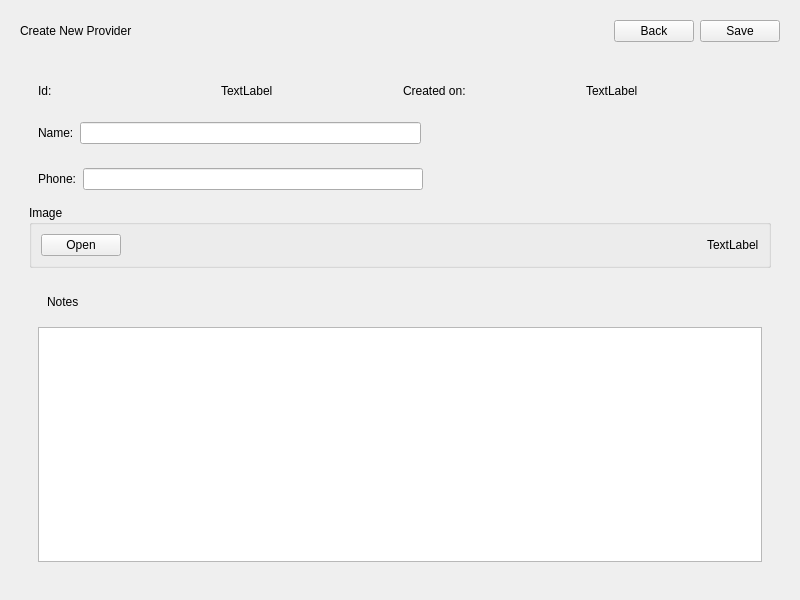
First picture: the form in penyamanager/admin/adminnewprovider.ui, repository eguzki/penyamanager, before the edit.
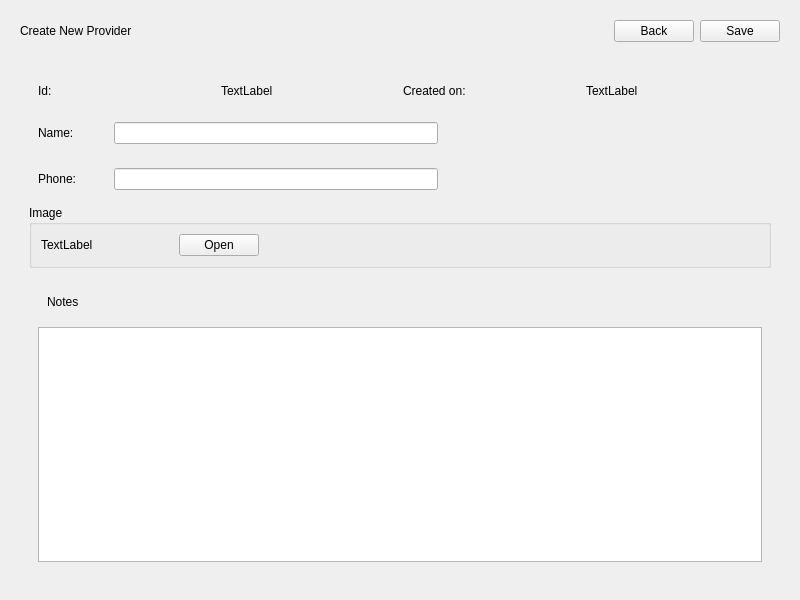
Second picture: the form after the edit.

```diff
--- a/penyamanager/admin/adminnewprovider.ui
+++ b/penyamanager/admin/adminnewprovider.ui
@@ -147,6 +147,12 @@
            <layout class="QHBoxLayout" name="horizontalLayout_3">
             <item>
              <widget class="QLabel" name="nameLabel">
+              <property name="minimumSize">
+               <size>
+                <width>70</width>
+                <height>0</height>
+               </size>
+              </property>
               <property name="text">
                <string>Name:</string>
               </property>
@@ -162,7 +168,7 @@
               </property>
               <property name="sizeHint" stdset="0">
                <size>
-                <width>332</width>
+                <width>40</width>
                 <height>20</height>
                </size>
               </property>
@@ -176,6 +182,12 @@
            <layout class="QHBoxLayout" name="horizontalLayout_4">
             <item>
              <widget class="QLabel" name="phoneLabel">
+              <property name="minimumSize">
+               <size>
+                <width>70</width>
+                <height>0</height>
+               </size>
+              </property>
               <property name="text">
                <string>Phone:</string>
               </property>
@@ -191,7 +203,7 @@
               </property>
               <property name="sizeHint" stdset="0">
                <size>
-                <width>330</width>
+                <width>40</width>
                 <height>20</height>
                </size>
               </property>
@@ -206,6 +218,29 @@
             <string>Image</string>
            </property>
            <layout class="QHBoxLayout" name="horizontalLayout_5">
+            <item>
+             <widget class="QLabel" name="imageLabel">
+              <property name="text">
+               <string>TextLabel</string>
+              </property>
+             </widget>
+            </item>
+            <item>
+             <spacer name="horizontalSpacer_6">
+              <property name="orientation">
+               <enum>Qt::Horizontal</enum>
+              </property>
+              <property name="sizeType">
+               <enum>QSizePolicy::Fixed</enum>
+              </property>
+              <property name="sizeHint" stdset="0">
+               <size>
+                <width>80</width>
+                <height>20</height>
+               </size>
+              </property>
+             </spacer>
+            </item>
             <item>
              <widget class="QPushButton" name="imagePushButton">
               <property name="text">
@@ -226,13 +261,6 @@
               </property>
              </spacer>
             </item>
-            <item>
-             <widget class="QLabel" name="imageLabel">
-              <property name="text">
-               <string>TextLabel</string>
-              </property>
-             </widget>
-            </item>
            </layout>
           </widget>
          </item>
@@ -244,6 +272,12 @@
               <layout class="QHBoxLayout" name="horizontalLayout_7">
                <item>
                 <widget class="QLabel" name="notesLabel">
+                 <property name="minimumSize">
+                  <size>
+                   <width>70</width>
+                   <height>0</height>
+                  </size>
+                 </property>
                  <property name="text">
                   <string>Notes</string>
                  </property>
```
